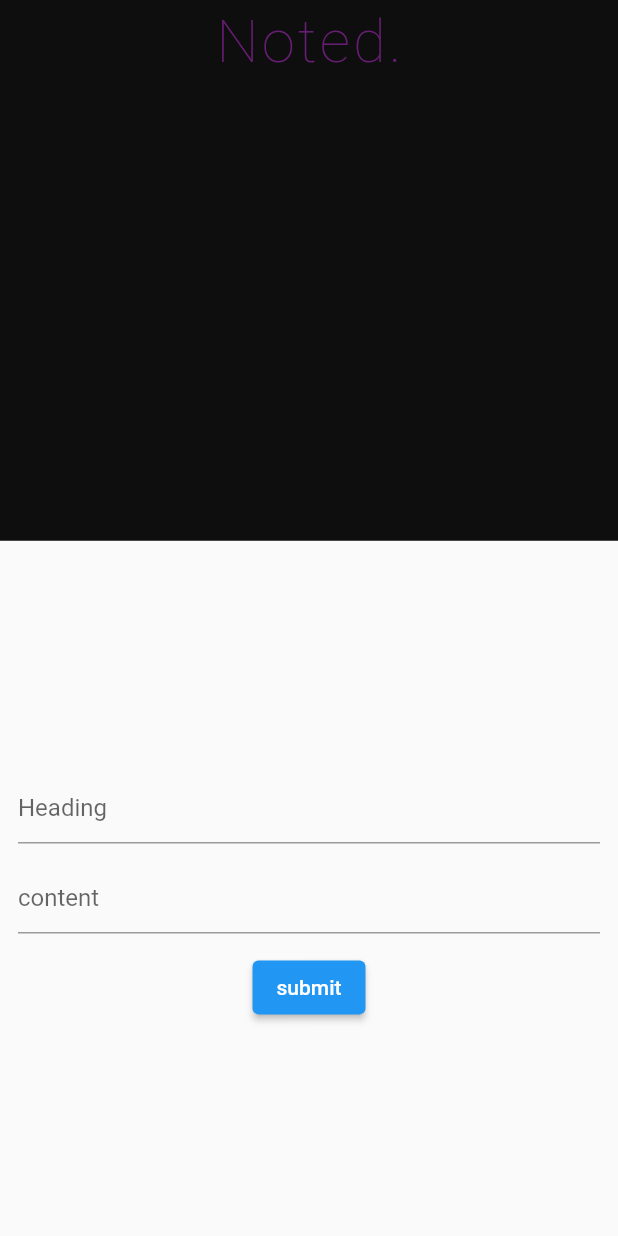
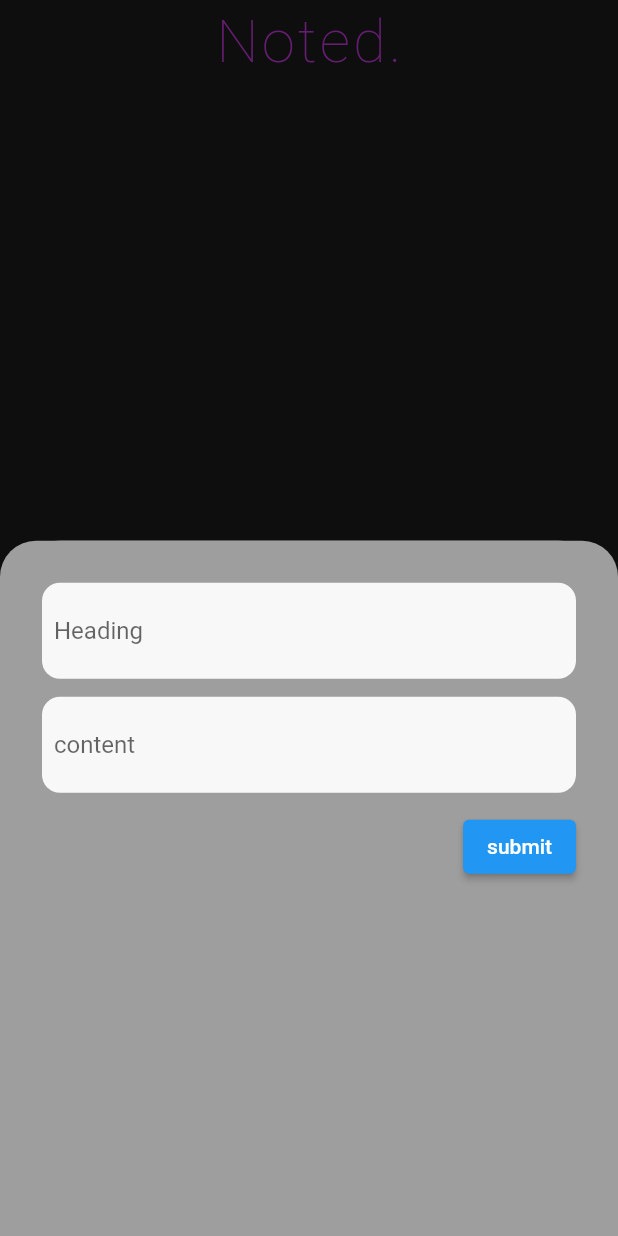
Before and after one commit to shuklansh/Noted, a Flutter app: the screen it shows after launch, after a tap on the "edit" icon, on a phone screen of 412 x 824 dp. Run offline on Flutter 3.47's test engine with Material 2 defaults, Android fonts, the phone set to English and light mode, and no system bars; our stand-ins replace hive, hive_flutter; accounts and stored records are empty.

```diff
--- a/lib/main.dart
+++ b/lib/main.dart
@@ -1,6 +1,9 @@
+// import 'dart:html';
+
 import 'package:flutter/material.dart';
 import 'package:hive/hive.dart';
 import 'package:hive_flutter/adapters.dart';
+import 'package:note_taker/detailed.dart';
 
 void main() async {
   WidgetsFlutterBinding
@@ -20,6 +23,7 @@ class MyApp extends StatelessWidget {
       debugShowCheckedModeBanner: false,
       title: 'Flutter Demo',
       theme: ThemeData(
+        //canvasColor: Colors.transparent,
         primarySwatch: Colors.blue,
       ),
       home: const MyHomePage(),
@@ -65,9 +69,13 @@ class _MyHomePageState extends State<MyHomePage> {
 
   Future DeleteContent(keyofExistingItem) async {
     await NoteBox.delete(keyofExistingItem);
-    ScaffoldMessenger.of(context).showSnackBar(
-      SnackBar(content: Text("Deleted item",style: TextStyle(color:Colors.white),),backgroundColor: Colors.deepPurple,)
-    );
+    ScaffoldMessenger.of(context).showSnackBar(SnackBar(
+      content: Text(
+        "Deleted item",
+        style: TextStyle(color: Colors.white),
+      ),
+      backgroundColor: Colors.deepPurple,
+    ));
     refreshitems();
   }
 
@@ -95,26 +103,68 @@ class _MyHomePageState extends State<MyHomePage> {
     }
 
     showModalBottomSheet(
+        shape: RoundedRectangleBorder(
+            borderRadius: BorderRadius.only(
+                topRight: Radius.circular(40), topLeft: Radius.circular(40))),
+        //clipBehavior: Clip.antiAliasWithSaveLayer,
         isScrollControlled: false,
         elevation: 8,
         context: ctx,
         builder: (_) => Container(
-              padding: EdgeInsets.only(
-                  bottom: MediaQuery.of(ctx).viewInsets.bottom,
-                  top: 12,
-                  left: 12,
-                  right: 12),
+
+
+              // padding: EdgeInsets.only(
+              //     bottom: MediaQuery.of(ctx).viewInsets.bottom,
+              //     top: 0,
+              //     left: 0,
+              //     right: 0),
+              child: Container(
+                decoration: BoxDecoration(
+                    color: Colors.grey,
+                    borderRadius: BorderRadius.only(
+                        topLeft: Radius.circular(24),
+                        topRight: Radius.circular(24))),
+                child: Padding(
+                  padding: const EdgeInsets.all(28.0),
                   child: Column(
-                mainAxisAlignment: MainAxisAlignment.center,
+                    crossAxisAlignment: CrossAxisAlignment.end,
+                    mainAxisAlignment: MainAxisAlignment.start,
                     children: [
-                  TextField(
+                      Container(
+                        decoration : BoxDecoration(
+                            color: Color.fromRGBO(
+                                248, 248, 248, 1.0),
+                            borderRadius: BorderRadius.circular(12)
+                        ),
+                        child: Padding(
+                          padding: const EdgeInsets.all(8.0),
+                          child: TextField(
                             controller: heading,
-                    decoration: InputDecoration(hintText: "Heading"),
+                            decoration: InputDecoration(
+                                hintText: "Heading",
+
+                                border: InputBorder.none,
+                                ),
+                          ),
+                        ),
                       ),
                       SizedBox(height: 12),
-                  TextField(
+                      Container(
+                        decoration: BoxDecoration(
+                            color: Color.fromRGBO(
+                                248, 248, 248, 1.0),
+                            borderRadius: BorderRadius.circular(12)
+                        ),
+                        child: Padding(
+                          padding: const EdgeInsets.all(8.0),
+                          child: TextField(
                               controller: content,
-                      decoration: InputDecoration(hintText: "content")),
+                              decoration: InputDecoration(
+                                  hintText: "content",
+                                  border: InputBorder.none,
+                                  )),
+                        ),
+                      ),
                       SizedBox(height: 12),
                       ElevatedButton(
                           onPressed: () async {
@@ -129,10 +179,13 @@ class _MyHomePageState extends State<MyHomePage> {
                                   });
                             heading.text = '';
                             content.text = '';
-                        Navigator.of(context).pop(); // close bottommodalsheet
+                            Navigator.of(context)
+                                .pop(); // close bottommodalsheet
                           },
                           child: Text("submit"))
                     ],
+                  ),
+                ),
               ),
             ));
   }
@@ -143,7 +196,12 @@ class _MyHomePageState extends State<MyHomePage> {
       appBar: AppBar(
         elevation: 0,
         centerTitle: true,
-        title: Text("Noted.", style: TextStyle(color: Colors.purpleAccent,letterSpacing: 2,fontSize: 40,fontWeight: FontWeight.w200)),
+        title: Text("Noted.",
+            style: TextStyle(
+                color: Colors.purpleAccent,
+                letterSpacing: 2,
+                fontSize: 40,
+                fontWeight: FontWeight.w200)),
         backgroundColor: Colors.transparent,
       ),
       backgroundColor: Color.fromRGBO(30, 30, 30, 1.0),
@@ -151,9 +209,12 @@ class _MyHomePageState extends State<MyHomePage> {
           itemCount: listOfItemsAsMapInList.length,
           itemBuilder: (context, index) {
             final itemAsMapInList = listOfItemsAsMapInList[index];
-            return Card(
+            return InkWell(
+              onTap: ()=>Navigator.push(context, MaterialPageRoute(builder: (context)=>DetailedScreen(itemAsMapInList['heading'],itemAsMapInList['content']))),
+              child: Card(
                 elevation: 15,
-              shape: RoundedRectangleBorder(borderRadius: BorderRadius.circular(50)),
+                shape: RoundedRectangleBorder(
+                    borderRadius: BorderRadius.circular(50)),
                 color: Colors.purple,
                 margin: EdgeInsets.all(12),
                 child: Padding(
@@ -163,14 +224,16 @@ class _MyHomePageState extends State<MyHomePage> {
                       padding: const EdgeInsets.only(top: 8),
                       child: Text(
                         itemAsMapInList['heading'],
-                      style: TextStyle(color: Colors.white,fontSize: 24),
+                        style: TextStyle(color: Colors.white, fontSize: 24),
                       ),
                     ),
                     subtitle: Padding(
-                    padding: const EdgeInsets.only(top: 8,bottom: 12),
+                      padding: const EdgeInsets.only(top: 8, bottom: 12),
                       child: Text(itemAsMapInList['content'].toString(),
                           maxLines: 1,
-                        style: TextStyle(color: Colors.amber,overflow: TextOverflow.ellipsis)),
+                          style: TextStyle(
+                              color: Colors.amber,
+                              overflow: TextOverflow.ellipsis)),
                     ),
                     trailing: Row(
                       mainAxisSize: MainAxisSize.min,
@@ -180,9 +243,11 @@ class _MyHomePageState extends State<MyHomePage> {
                                 showBottomModal(context, itemAsMapInList['key']),
                             icon: Icon(Icons.edit)),
                         IconButton(
-                          onPressed: () => DeleteContent(itemAsMapInList['key']),
+                            onPressed: () =>
+                                DeleteContent(itemAsMapInList['key']),
                             icon: Icon(Icons.delete)),
                       ],
+                    ),
                   ),
                 ),
               ),
```
Also changed, not shown: lib/detailed.dart (added, +68 -0 lines). Lines whose indentation alone changed are shown as unchanged.
